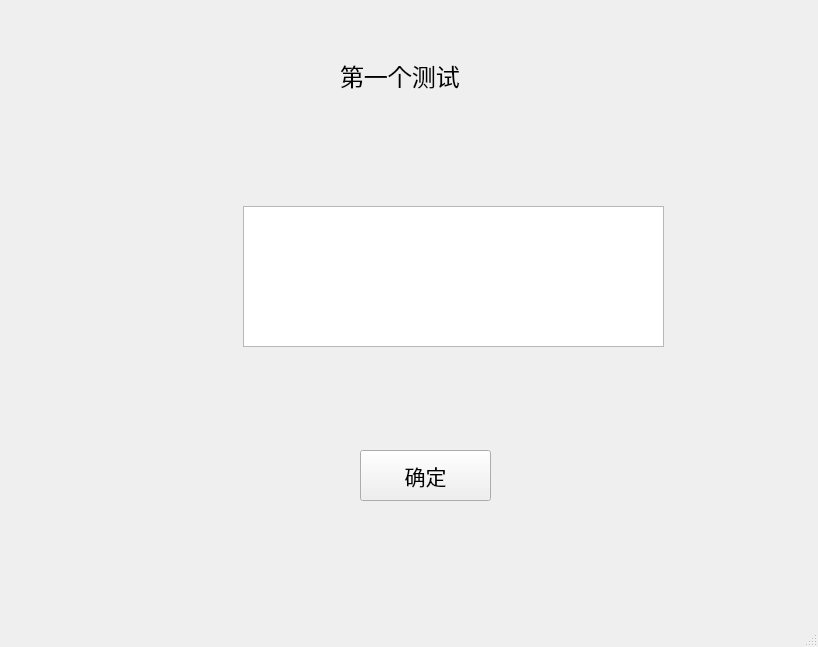
This is Pyqt/test1.ui in Sirlanri/Python as Qt 5 draws it before an edit. The edited form follows.
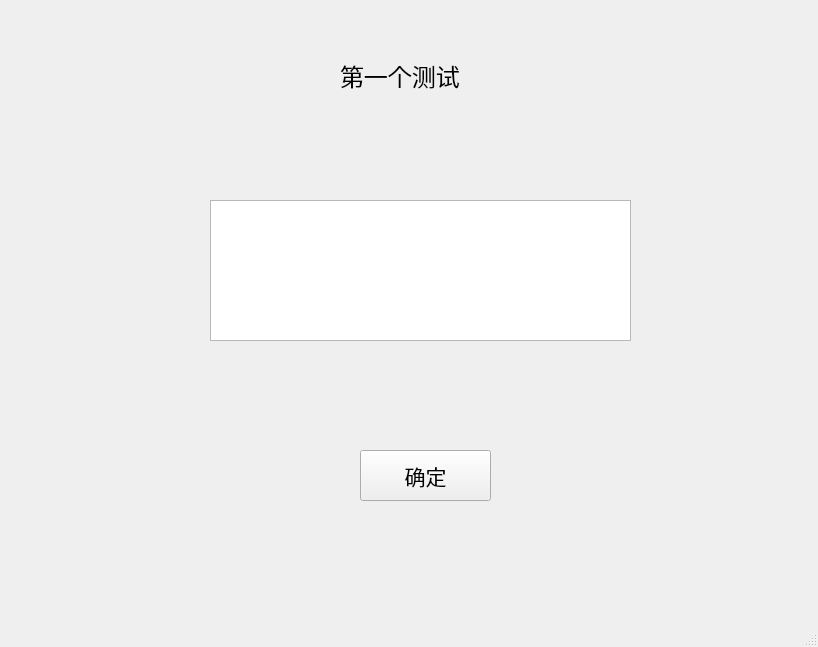
This is the edited form.

Patch:
```diff
--- a/Pyqt/test1.ui
+++ b/Pyqt/test1.ui
@@ -59,8 +59,8 @@
    <widget class="QTextEdit" name="textEdit">
     <property name="geometry">
      <rect>
-      <x>243</x>
-      <y>206</y>
+      <x>210</x>
+      <y>200</y>
       <width>421</width>
       <height>141</height>
      </rect>
```
